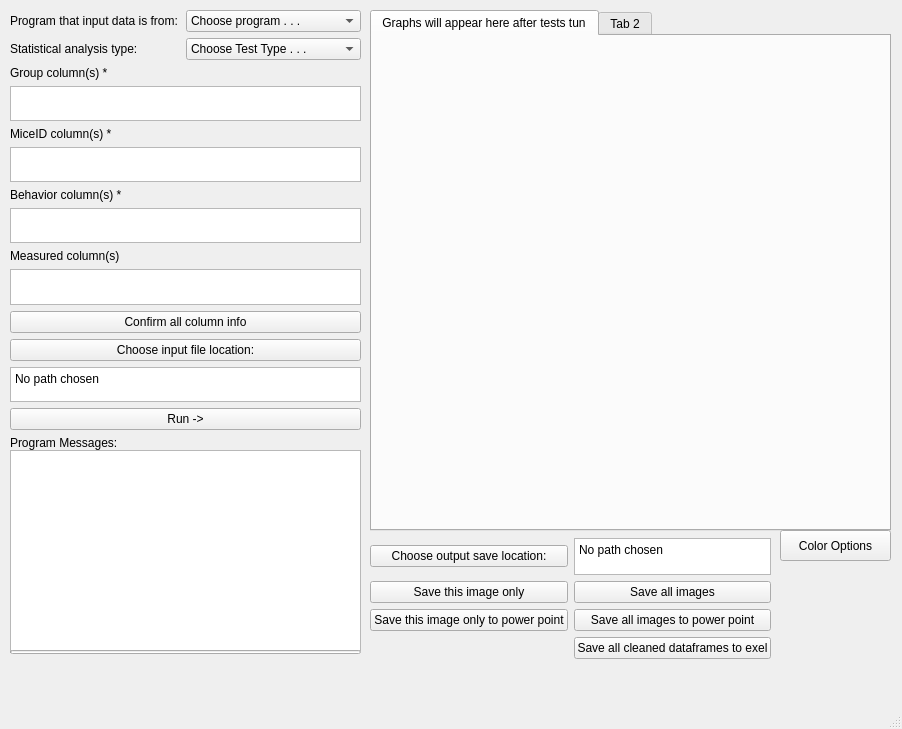
Old version of the form mainwindow.ui in the repository ZelikowskyLab/autograph_behavior.
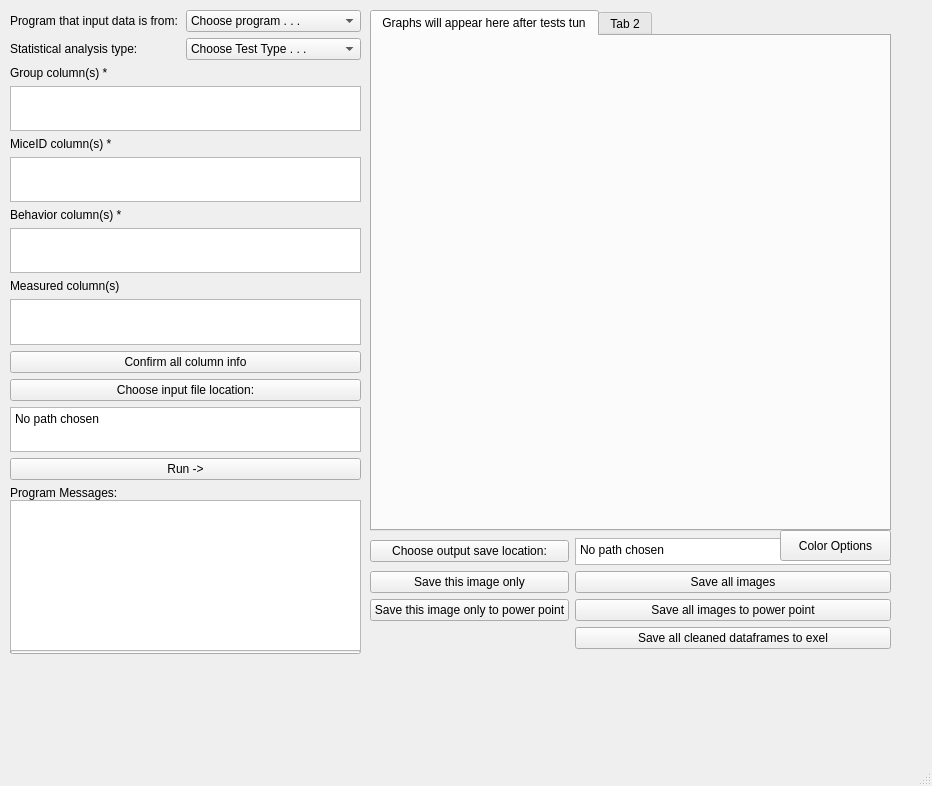
New version of the form.

```diff
--- a/mainwindow.ui
+++ b/mainwindow.ui
@@ -6,8 +6,8 @@
    <rect>
     <x>0</x>
     <y>0</y>
-    <width>902</width>
-    <height>729</height>
+    <width>932</width>
+    <height>786</height>
    </rect>
   </property>
   <property name="windowTitle">
@@ -29,7 +29,7 @@
       <x>10</x>
       <y>10</y>
       <width>351</width>
-      <height>441</height>
+      <height>491</height>
      </rect>
     </property>
     <layout class="QGridLayout" name="input_params">
@@ -199,8 +199,8 @@
      <rect>
       <x>370</x>
       <y>538</y>
-      <width>401</width>
-      <height>121</height>
+      <width>521</width>
+      <height>111</height>
      </rect>
     </property>
     <layout class="QGridLayout" name="save_graph_options">
@@ -262,16 +262,6 @@
      </item>
     </layout>
    </widget>
-   <widget class="QTextBrowser" name="prog_msgs_text">
-    <property name="geometry">
-     <rect>
-      <x>10</x>
-      <y>450</y>
-      <width>351</width>
-      <height>201</height>
-     </rect>
-    </property>
-   </widget>
    <widget class="QTabWidget" name="tabWidget">
     <property name="geometry">
      <rect>
@@ -354,6 +344,16 @@
      <string>Color Options</string>
     </property>
    </widget>
+   <widget class="QTextBrowser" name="prog_msgs_text">
+    <property name="geometry">
+     <rect>
+      <x>10</x>
+      <y>500</y>
+      <width>351</width>
+      <height>151</height>
+     </rect>
+    </property>
+   </widget>
   </widget>
   <widget class="QMenuBar" name="menubar">
    <property name="geometry">
```
Left out of the diff: 4 changed lines with no effect on the pictures.
